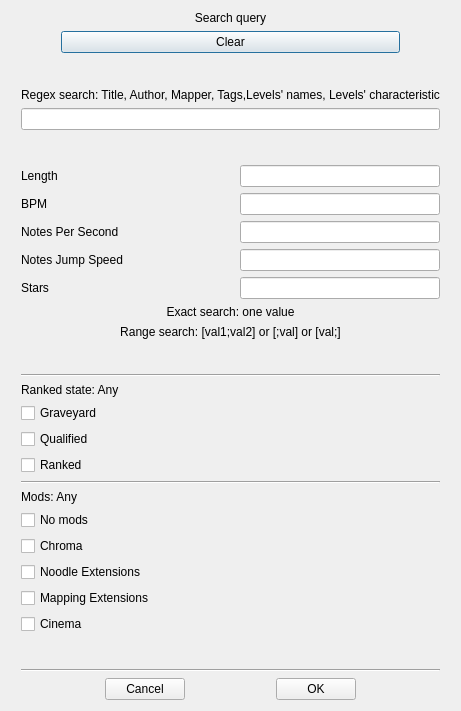
Before: the Qt Designer form ui/searchMapsDialog.ui in Unvire/Quest3-beatsaber-playlist-manager, drawn with Qt 5.
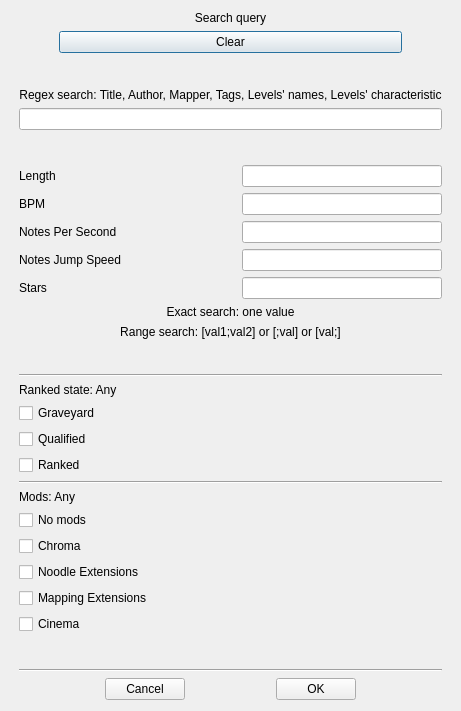
After: the same form once the commit is applied.

Diff of the .ui file:
```diff
--- a/ui/searchMapsDialog.ui
+++ b/ui/searchMapsDialog.ui
@@ -94,7 +94,7 @@
        <item>
         <widget class="QLabel" name="label_7">
          <property name="text">
-          <string>Regex search: Title, Author, Mapper, Tags,Levels' names, Levels' characteristic</string>
+          <string>Regex search: Title, Author, Mapper, Tags, Levels' names, Levels' characteristic</string>
          </property>
          <property name="textFormat">
           <enum>Qt::RichText</enum>
```
